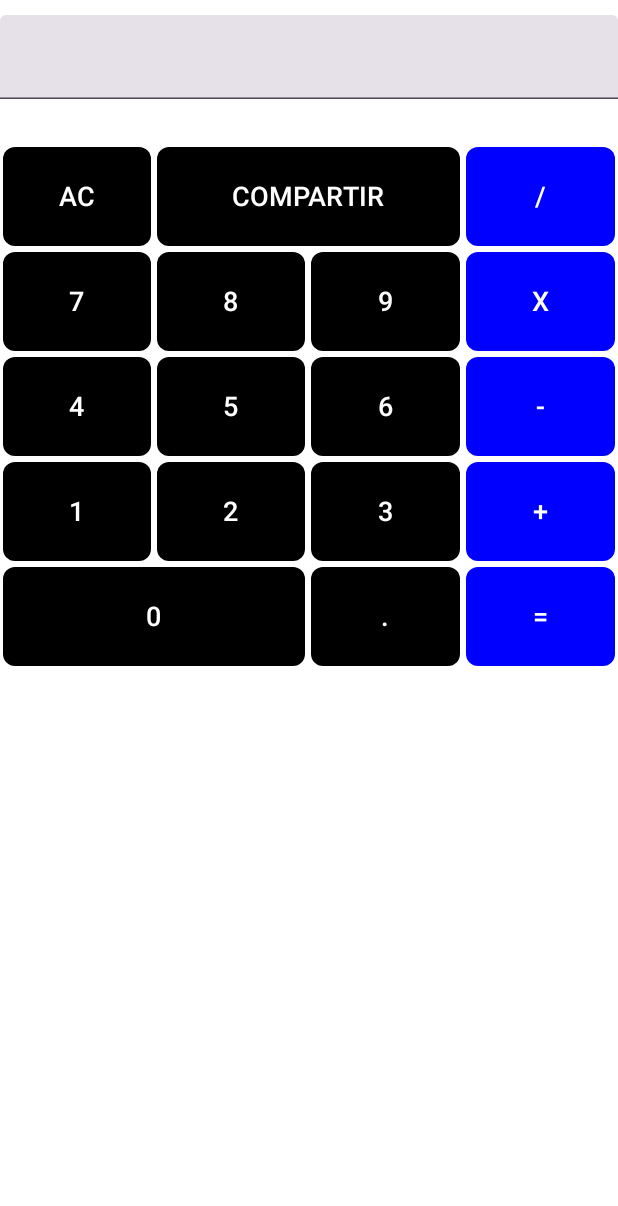
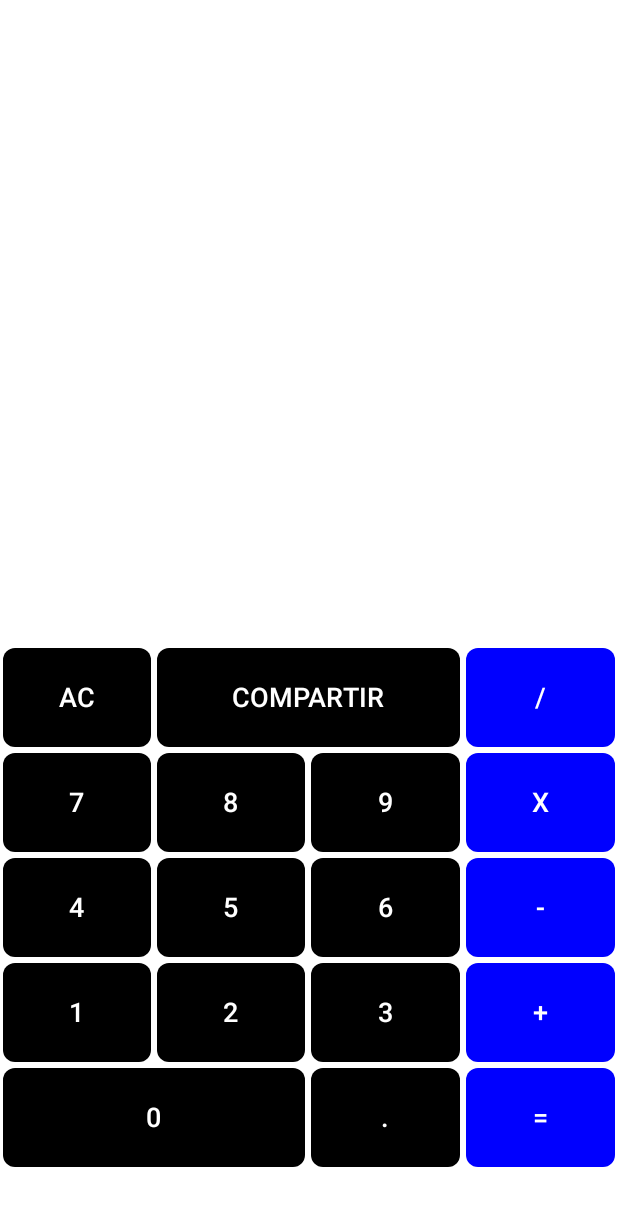
Before and after one commit to julioSilvaDias/Calculadora-DI, an Android app built with Jetpack Compose: the @Preview function calculadoraInterface, on a phone screen of 412 x 824 dp. Shown: the top 1206 px of the screen. Run offline under Robolectric (Android 15) with nearby library versions, the phone set to English and light mode, and no system bars.

Commit message:
Configuracion del textField
-el texto empieza por la derecha
-altura
-color

```diff
--- a/CalculadoraCompose/app/src/main/java/com/example/calculadoracompose/MainActivity.kt
+++ b/CalculadoraCompose/app/src/main/java/com/example/calculadoracompose/MainActivity.kt
@@ -15,20 +15,28 @@ import androidx.compose.foundation.layout.height
 import androidx.compose.foundation.layout.padding
 import androidx.compose.foundation.layout.size
 import androidx.compose.foundation.layout.wrapContentSize
+import androidx.compose.foundation.text.KeyboardOptions
 import androidx.compose.material3.Button
 import androidx.compose.material3.ButtonDefaults
+import androidx.compose.material3.ExperimentalMaterial3Api
 import androidx.compose.material3.MaterialTheme
 import androidx.compose.material3.Scaffold
 import androidx.compose.material3.Text
 import androidx.compose.material3.TextField
+import androidx.compose.material3.TextFieldDefaults
 import androidx.compose.runtime.Composable
 import androidx.compose.runtime.getValue
 import androidx.compose.runtime.mutableStateOf
 import androidx.compose.runtime.remember
+import androidx.compose.runtime.setValue
 import androidx.compose.ui.Alignment
 import androidx.compose.ui.Modifier
 import androidx.compose.ui.graphics.BlendMode.Companion.Color
 import androidx.compose.ui.layout.VerticalAlignmentLine
+import androidx.compose.ui.text.TextStyle
+import androidx.compose.ui.text.input.KeyboardType
+import androidx.compose.ui.text.input.TextFieldValue
+import androidx.compose.ui.text.style.TextAlign
 import androidx.compose.ui.tooling.preview.Preview
 import androidx.compose.ui.unit.dp
 import androidx.compose.ui.unit.sp
@@ -57,19 +65,43 @@ fun Greeting(name: String, modifier: Modifier = Modifier) {
     )
 }
 
+@OptIn(ExperimentalMaterial3Api::class)
 @Preview(showBackground = true, showSystemUi = true)
 @Composable
 fun calculadoraInterface() {
     val tamanioFuentaboton = 18.sp
+    var text by remember { mutableStateOf(TextFieldValue("")) }
 
-    Column(modifier = Modifier.fillMaxHeight()) {
+    Column(modifier = Modifier.fillMaxHeight()
+        .background(androidx.compose.ui.graphics.Color.White)) {
         Row(
             modifier = Modifier.fillMaxWidth()
         ) {
             TextField(
-                modifier = Modifier.weight(1f).padding(bottom = 30.dp, top = 10.dp),
-                value = "",
-                onValueChange={},
+                modifier = Modifier
+                    .weight(1f)
+                    .padding(bottom = 150.dp, top = 130.dp)
+                    .height(150.dp),
+                value = text,
+                onValueChange = {
+                    text = it
+                },
+                keyboardOptions = KeyboardOptions.Default.copy(
+                    keyboardType = KeyboardType.Text
+                ),
+                textStyle = TextStyle(
+                    textAlign = TextAlign.End,
+                    fontSize = 24.sp,
+                    color = androidx.compose.ui.graphics.Color.Black
+                ),
+
+
+                colors = TextFieldDefaults.textFieldColors(
+                    containerColor = androidx.compose.ui.graphics.Color.Transparent,
+                    unfocusedIndicatorColor = androidx.compose.ui.graphics.Color.Transparent,
+                    focusedIndicatorColor = androidx.compose.ui.graphics.Color.Transparent
+                )
+
             )
         }
         Row(
```
